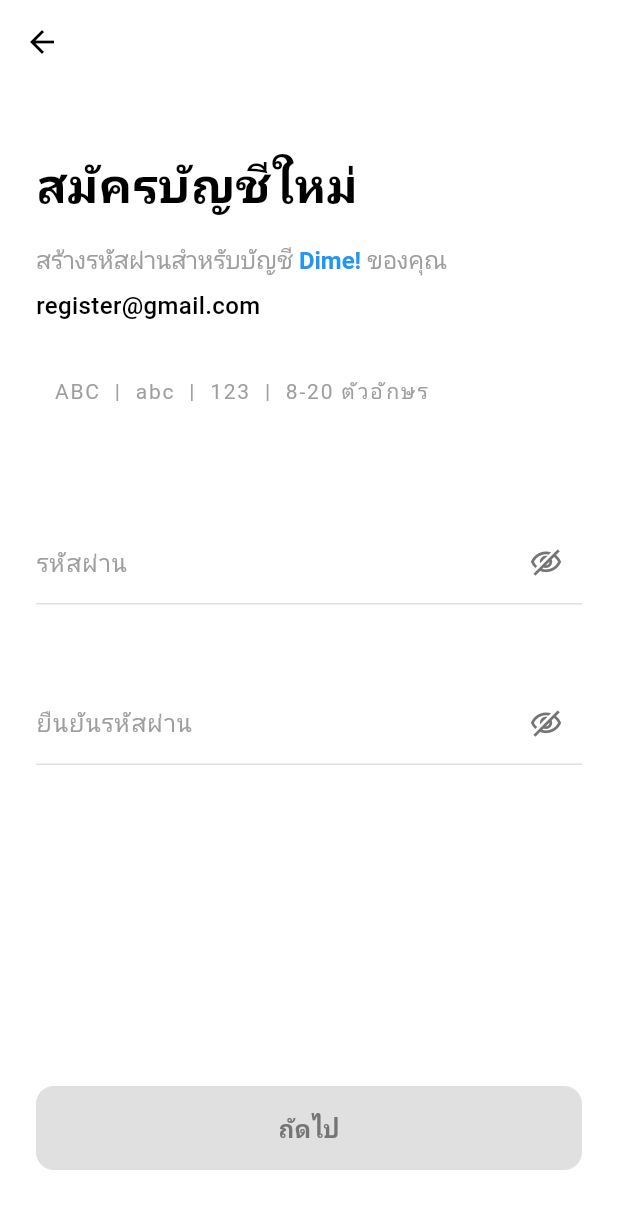
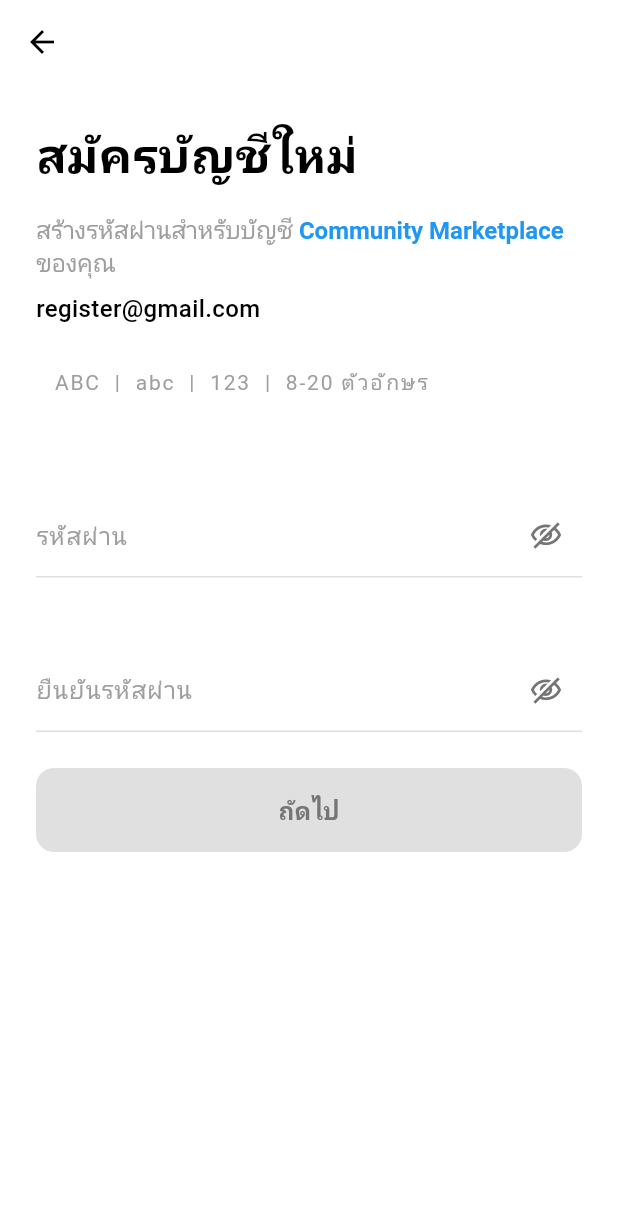
Before and after one commit to ARTTTT-TTTT/local-community-marketplace, a Flutter app: the DemoHomeScreen screen opened directly, after a tap on "Open Signup Screen", on a phone screen of 412 x 824 dp. Shown: the top 1209 px of the screen. Run offline on Flutter 3.47's test engine with Material 3 defaults, Android fonts, the phone set to English and light mode, and no system bars; our stand-ins replace firebase_auth, firebase_core, flutter_dotenv; accounts and stored records are empty.

```diff
--- a/lib/providers/signup_provider.dart
+++ b/lib/providers/signup_provider.dart
@@ -21,6 +21,19 @@ class SignupProvider extends ChangeNotifier {
   // Loading state
   bool _isLoading = false;
 
+  // Constructor
+  SignupProvider() {
+    // Add listeners to update UI when text changes
+    passwordController.addListener(_updateState);
+    confirmPasswordController.addListener(_updateState);
+  }
+
+  void _updateState() {
+    // Update password validation state when text changes
+    _isPasswordValid = _isValidPassword(passwordController.text);
+    notifyListeners();
+  }
+
   // Getters
   String get email => _email;
   bool get isPasswordVisible => _isPasswordVisible;
@@ -28,11 +41,23 @@ class SignupProvider extends ChangeNotifier {
   bool get isPasswordValid => _isPasswordValid;
   bool get isLoading => _isLoading;
 
-  bool get canProceed =>
-      _isPasswordValid &&
-      passwordController.text.isNotEmpty &&
-      confirmPasswordController.text.isNotEmpty &&
-      !_isLoading;
+  bool get canProceed {
+    // Check if both fields have content
+    if (passwordController.text.isEmpty ||
+        confirmPasswordController.text.isEmpty ||
+        _isLoading) {
+      return false;
+    }
+
+    // Check if password is valid
+    bool passwordValid = _isValidPassword(passwordController.text);
+
+    // Check if passwords match
+    bool passwordsMatch =
+        passwordController.text == confirmPasswordController.text;
+
+    return passwordValid && passwordsMatch;
+  }
 
   // Set email
   void setEmail(String email) {
@@ -92,7 +117,20 @@ class SignupProvider extends ChangeNotifier {
 
   // Submit signup
   Future<void> submitSignup() async {
-    if (!formKey.currentState!.validate() || !_isPasswordValid) {
+    if (!formKey.currentState!.validate()) {
+      print('Form validation failed');
+      return;
+    }
+
+    // Double-check password validity
+    bool passwordValid = _isValidPassword(passwordController.text);
+    bool passwordsMatch =
+        passwordController.text == confirmPasswordController.text;
+
+    if (!passwordValid || !passwordsMatch) {
+      print(
+        'Password validation failed: valid=$passwordValid, match=$passwordsMatch',
+      );
       return;
     }
 
@@ -100,10 +138,16 @@ class SignupProvider extends ChangeNotifier {
     notifyListeners();
 
     try {
+      print('🔥 Attempting to create user with email: $_email');
       // Create user with Firebase Authentication
-      await FirebaseAuthService.signUpWithEmail(
+      final userCredential = await FirebaseAuthService.signUpWithEmail(
         email: _email,
         password: passwordController.text,
+      );
+
+      print('✅ User created successfully: ${userCredential?.user?.uid}');
+      print(
+        '📧 Email verification sent: ${userCredential?.user?.emailVerified}',
       );
 
       _isLoading = false;
@@ -111,6 +155,7 @@ class SignupProvider extends ChangeNotifier {
 
       // Return success - UI will handle navigation
     } catch (error) {
+      print('❌ Signup error: $error');
       _isLoading = false;
       notifyListeners();
 
@@ -132,6 +177,8 @@ class SignupProvider extends ChangeNotifier {
 
   @override
   void dispose() {
+    passwordController.removeListener(_updateState);
+    confirmPasswordController.removeListener(_updateState);
     passwordController.dispose();
     confirmPasswordController.dispose();
     super.dispose();
--- a/lib/screens/signup_screen.dart
+++ b/lib/screens/signup_screen.dart
@@ -37,8 +37,8 @@ class _SignupScreenContent extends StatelessWidget {
           ),
         );
 
-        // TODO: Navigate to next screen
-        // Navigator.pushReplacementNamed(context, '/home');
+        // Return to login screen with success result
+        Navigator.pop(context, true);
       }
     } catch (error) {
       if (context.mounted) {
@@ -67,14 +67,16 @@ class _SignupScreenContent extends StatelessWidget {
             ),
           ),
           body: SafeArea(
-            child: Padding(
+            child: SingleChildScrollView(
+              keyboardDismissBehavior: ScrollViewKeyboardDismissBehavior.onDrag,
               padding: const EdgeInsets.all(24.0),
               child: Form(
                 key: provider.formKey,
                 child: Column(
                   crossAxisAlignment: CrossAxisAlignment.start,
                   children: [
-                    const SizedBox(height: 20),
+                    // Remove the first SizedBox to give more space
+                    // const SizedBox(height: 20),
 
                     // Title
                     const Text(
@@ -98,7 +100,7 @@ class _SignupScreenContent extends StatelessWidget {
                         ),
                         children: [
                           TextSpan(
-                            text: 'Dime!',
+                            text: 'Community Marketplace',
                             style: TextStyle(
                               fontSize: 16,
                               color: AppConstants.primaryColor,
@@ -125,7 +127,7 @@ class _SignupScreenContent extends StatelessWidget {
                       ),
                     ),
 
-                    const SizedBox(height: 24),
+                    const SizedBox(height: 16),
 
                     // Password requirements
                     Container(
@@ -141,8 +143,7 @@ class _SignupScreenContent extends StatelessWidget {
                       ),
                     ),
 
-                    const SizedBox(height: 32),
-
+                    const SizedBox(height: 20), // Reduced from 32
                     // Password field
                     PasswordField(
                       controller: provider.passwordController,
@@ -150,12 +151,10 @@ class _SignupScreenContent extends StatelessWidget {
                       hintText: 'รหัสผ่าน',
                       isPasswordVisible: provider.isPasswordVisible,
                       onVisibilityToggle: provider.togglePasswordVisibility,
-                      onChanged: provider.validatePassword,
                       validator: provider.validatePasswordField,
                     ),
 
-                    const SizedBox(height: 20),
-
+                    const SizedBox(height: 16), // Reduced from 20
                     // Confirm password field
                     PasswordField(
                       controller: provider.confirmPasswordController,
@@ -167,8 +166,7 @@ class _SignupScreenContent extends StatelessWidget {
                       validator: provider.validateConfirmPasswordField,
                     ),
 
-                    const Spacer(),
-
+                    const SizedBox(height: 24), // Reduced from 40
                     // Next button
                     CustomButton(
                       text: provider.isLoading ? 'กำลังสร้างบัญชี...' : 'ถัดไป',
@@ -178,7 +176,10 @@ class _SignupScreenContent extends StatelessWidget {
                       isEnabled: provider.canProceed,
                     ),
 
-                    const SizedBox(height: 20),
+                    // Add bottom safe area padding
+                    SizedBox(
+                      height: MediaQuery.of(context).padding.bottom + 20,
+                    ),
                   ],
                 ),
               ),
```
Also changed, not shown: lib/providers/login_provider.dart (+45 -1 lines), lib/screens/login_screen.dart (+86 -8 lines), lib/services/firebase_auth_service.dart (+40 -0 lines).
